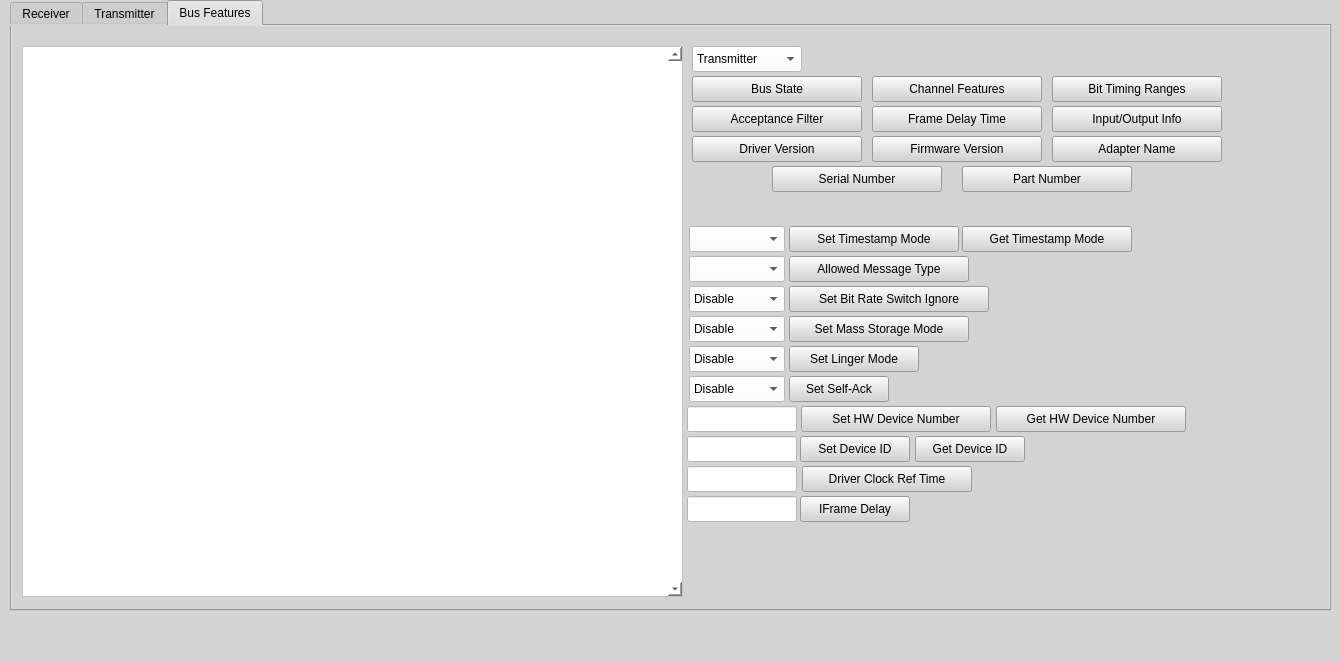
The window that CANGuiApp/mainwindow.ui (Kemalusanmaz/PCANFD-CAN-BUS-Transceiver) describes before a commit, drawn with Qt 5.
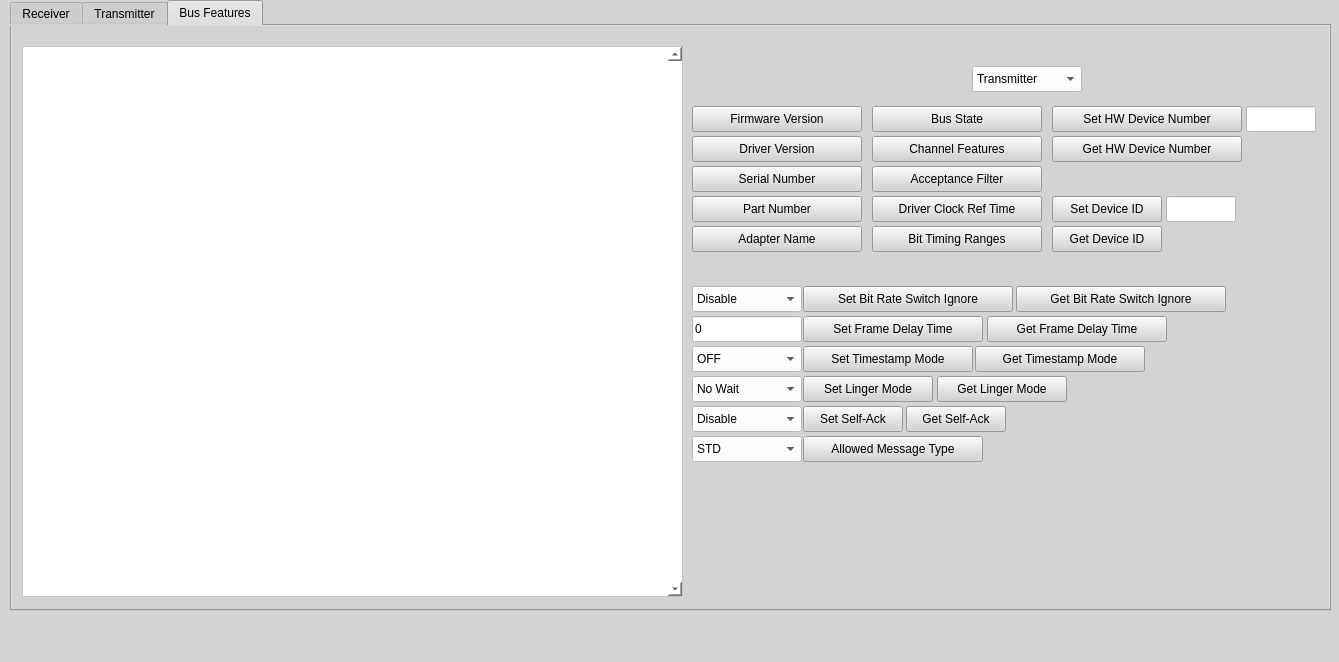
The same window after the commit. The open tabs and pages were chosen to show the change.

Commit message: can features ui field is fix

The edit to the form file:
```diff
--- a/CANGuiApp/mainwindow.ui
+++ b/CANGuiApp/mainwindow.ui
@@ -1499,8 +1499,8 @@
      <widget class="QPushButton" name="busFeatures_busState">
       <property name="geometry">
        <rect>
-        <x>680</x>
-        <y>50</y>
+        <x>860</x>
+        <y>80</y>
         <width>170</width>
         <height>26</height>
        </rect>
@@ -1512,8 +1512,8 @@
      <widget class="QPushButton" name="busFeatures_getDeviceId">
       <property name="geometry">
        <rect>
-        <x>903</x>
-        <y>410</y>
+        <x>1040</x>
+        <y>200</y>
         <width>110</width>
         <height>26</height>
        </rect>
@@ -1525,8 +1525,8 @@
      <widget class="QPushButton" name="busFeatures_setDeviceId">
       <property name="geometry">
        <rect>
-        <x>788</x>
-        <y>410</y>
+        <x>1040</x>
+        <y>170</y>
         <width>110</width>
         <height>26</height>
        </rect>
@@ -1538,8 +1538,8 @@
      <widget class="QPushButton" name="busFeatures_getBitTimingRanges">
       <property name="geometry">
        <rect>
-        <x>1040</x>
-        <y>50</y>
+        <x>860</x>
+        <y>200</y>
         <width>170</width>
         <height>26</height>
        </rect>
@@ -1551,8 +1551,8 @@
      <widget class="QPushButton" name="busFeatures_getAcceptanceFilter">
       <property name="geometry">
        <rect>
-        <x>680</x>
-        <y>80</y>
+        <x>860</x>
+        <y>140</y>
         <width>170</width>
         <height>26</height>
        </rect>
@@ -1564,9 +1564,9 @@
      <widget class="QLineEdit" name="busFeatures_deviceId">
       <property name="geometry">
        <rect>
-        <x>675</x>
-        <y>410</y>
-        <width>110</width>
+        <x>1154</x>
+        <y>170</y>
+        <width>70</width>
         <height>26</height>
        </rect>
       </property>
@@ -1586,8 +1586,8 @@
      <widget class="QComboBox" name="busFeatures_transmission">
       <property name="geometry">
        <rect>
-        <x>680</x>
-        <y>20</y>
+        <x>960</x>
+        <y>40</y>
         <width>110</width>
         <height>26</height>
        </rect>
@@ -1610,7 +1610,7 @@
       <property name="geometry">
        <rect>
         <x>860</x>
-        <y>50</y>
+        <y>110</y>
         <width>170</width>
         <height>26</height>
        </rect>
@@ -1622,21 +1622,21 @@
      <widget class="QPushButton" name="busFeatures_getAcceptanceFilter_">
       <property name="geometry">
        <rect>
-        <x>860</x>
-        <y>80</y>
-        <width>170</width>
+        <x>975</x>
+        <y>290</y>
+        <width>180</width>
         <height>26</height>
        </rect>
       </property>
       <property name="text">
-       <string>Frame Delay Time</string>
+       <string>Get Frame Delay Time</string>
       </property>
      </widget>
      <widget class="QPushButton" name="busFeatures_getTimestampMode">
       <property name="geometry">
        <rect>
-        <x>950</x>
-        <y>200</y>
+        <x>963</x>
+        <y>320</y>
         <width>170</width>
         <height>26</height>
        </rect>
@@ -1661,8 +1661,8 @@
      <widget class="QPushButton" name="busFeatures_getFirmwareVersion">
       <property name="geometry">
        <rect>
-        <x>860</x>
-        <y>110</y>
+        <x>680</x>
+        <y>80</y>
         <width>170</width>
         <height>26</height>
        </rect>
@@ -1671,24 +1671,11 @@
        <string>Firmware Version</string>
       </property>
      </widget>
-     <widget class="QPushButton" name="busFeatures_getInputOutputInfo">
-      <property name="geometry">
-       <rect>
-        <x>1040</x>
-        <y>80</y>
-        <width>170</width>
-        <height>26</height>
-       </rect>
-      </property>
-      <property name="text">
-       <string>Input/Output Info</string>
-      </property>
-     </widget>
      <widget class="QPushButton" name="busFeatures_setAllowedMessageType">
       <property name="geometry">
        <rect>
-        <x>777</x>
-        <y>230</y>
+        <x>791</x>
+        <y>410</y>
         <width>180</width>
         <height>26</height>
        </rect>
@@ -1700,8 +1687,8 @@
      <widget class="QLineEdit" name="busFeatures_iFrameDelay">
       <property name="geometry">
        <rect>
-        <x>675</x>
-        <y>470</y>
+        <x>680</x>
+        <y>290</y>
         <width>110</width>
         <height>26</height>
        </rect>
@@ -1713,42 +1700,37 @@
        <string/>
       </property>
       <property name="text">
-       <string/>
+       <string>0</string>
       </property>
       <property name="placeholderText">
-       <string/>
+       <string>0</string>
       </property>
      </widget>
      <widget class="QPushButton" name="busFeatures_setIFrameDelay">
       <property name="geometry">
        <rect>
-        <x>788</x>
-        <y>470</y>
-        <width>110</width>
+        <x>791</x>
+        <y>290</y>
+        <width>180</width>
         <height>26</height>
        </rect>
       </property>
       <property name="text">
-       <string>IFrame Delay</string>
+       <string>Set Frame Delay Time</string>
       </property>
      </widget>
      <widget class="QComboBox" name="busFeatures_allowedMessageType">
       <property name="geometry">
        <rect>
-        <x>677</x>
-        <y>230</y>
-        <width>96</width>
+        <x>680</x>
+        <y>410</y>
+        <width>110</width>
         <height>26</height>
        </rect>
       </property>
       <property name="styleSheet">
        <string notr="true">background-color: white;</string>
       </property>
-      <item>
-       <property name="text">
-        <string/>
-       </property>
-      </item>
       <item>
        <property name="text">
         <string>STD</string>
@@ -1783,8 +1765,8 @@
      <widget class="QPushButton" name="busFeatures_setTimestampMode">
       <property name="geometry">
        <rect>
-        <x>777</x>
-        <y>200</y>
+        <x>791</x>
+        <y>320</y>
         <width>170</width>
         <height>26</height>
        </rect>
@@ -1796,20 +1778,15 @@
      <widget class="QComboBox" name="busFeatures_timestampMode">
       <property name="geometry">
        <rect>
-        <x>677</x>
-        <y>200</y>
-        <width>96</width>
+        <x>680</x>
+        <y>320</y>
+        <width>110</width>
         <height>26</height>
        </rect>
       </property>
       <property name="styleSheet">
        <string notr="true">background-color: white;</string>
       </property>
-      <item>
-       <property name="text">
-        <string/>
-       </property>
-      </item>
       <item>
        <property name="text">
         <string>OFF</string>
@@ -1846,82 +1823,11 @@
        </property>
       </item>
      </widget>
-     <widget class="QPushButton" name="busFeatures_setMassStorageMode">
-      <property name="geometry">
-       <rect>
-        <x>777</x>
-        <y>290</y>
-        <width>180</width>
-        <height>26</height>
-       </rect>
-      </property>
-      <property name="text">
-       <string>Set Mass Storage Mode</string>
-      </property>
-     </widget>
-     <widget class="QComboBox" name="busFeatures_massStorageMode">
-      <property name="geometry">
-       <rect>
-        <x>677</x>
-        <y>290</y>
-        <width>96</width>
-        <height>26</height>
-       </rect>
-      </property>
-      <property name="styleSheet">
-       <string notr="true">background-color: white;</string>
-      </property>
-      <item>
-       <property name="text">
-        <string>Disable</string>
-       </property>
-      </item>
-      <item>
-       <property name="text">
-        <string>Enable</string>
-       </property>
-      </item>
-     </widget>
-     <widget class="QLineEdit" name="busFeatures_driverClockRefTime">
-      <property name="geometry">
-       <rect>
-        <x>675</x>
-        <y>440</y>
-        <width>110</width>
-        <height>26</height>
-       </rect>
-      </property>
-      <property name="styleSheet">
-       <string notr="true">background-color: white;</string>
-      </property>
-      <property name="inputMask">
-       <string/>
-      </property>
-      <property name="text">
-       <string/>
-      </property>
-      <property name="placeholderText">
-       <string/>
-      </property>
-     </widget>
-     <widget class="QPushButton" name="busFeatures_setDriverClockRefTime">
-      <property name="geometry">
-       <rect>
-        <x>790</x>
-        <y>440</y>
-        <width>170</width>
-        <height>26</height>
-       </rect>
-      </property>
-      <property name="text">
-       <string>Driver Clock Ref Time</string>
-      </property>
-     </widget>
      <widget class="QPushButton" name="busFeatures_setLingerMode">
       <property name="geometry">
        <rect>
-        <x>777</x>
-        <y>320</y>
+        <x>791</x>
+        <y>350</y>
         <width>130</width>
         <height>26</height>
        </rect>
@@ -1933,9 +1839,9 @@
      <widget class="QComboBox" name="busFeatures_lingerMode">
       <property name="geometry">
        <rect>
-        <x>677</x>
-        <y>320</y>
-        <width>96</width>
+        <x>680</x>
+        <y>350</y>
+        <width>110</width>
         <height>26</height>
        </rect>
       </property>
@@ -1944,7 +1850,7 @@
       </property>
       <item>
        <property name="text">
-        <string>Disable</string>
+        <string>No Wait</string>
        </property>
       </item>
       <item>
@@ -1956,9 +1862,9 @@
      <widget class="QComboBox" name="busFeatures_selfAck">
       <property name="geometry">
        <rect>
-        <x>677</x>
-        <y>350</y>
-        <width>96</width>
+        <x>680</x>
+        <y>380</y>
+        <width>110</width>
         <height>26</height>
        </rect>
       </property>
@@ -1979,8 +1885,8 @@
      <widget class="QPushButton" name="busFeatures_setSelfAck">
       <property name="geometry">
        <rect>
-        <x>777</x>
-        <y>350</y>
+        <x>791</x>
+        <y>380</y>
         <width>100</width>
         <height>26</height>
        </rect>
@@ -1992,9 +1898,9 @@
      <widget class="QComboBox" name="busFeatures_BRSIgnore">
       <property name="geometry">
        <rect>
-        <x>677</x>
+        <x>680</x>
         <y>260</y>
-        <width>96</width>
+        <width>110</width>
         <height>26</height>
        </rect>
       </property>
@@ -2015,9 +1921,9 @@
      <widget class="QPushButton" name="busFeatures_setBRSIgnore">
       <property name="geometry">
        <rect>
-        <x>777</x>
+        <x>791</x>
         <y>260</y>
-        <width>200</width>
+        <width>210</width>
         <height>26</height>
        </rect>
       </property>
@@ -2028,8 +1934,8 @@
      <widget class="QPushButton" name="busFeatures_getHWDeviceNumber">
       <property name="geometry">
        <rect>
-        <x>984</x>
-        <y>380</y>
+        <x>1040</x>
+        <y>110</y>
         <width>190</width>
         <height>26</height>
        </rect>
@@ -2041,7 +1947,7 @@
      <widget class="QPushButton" name="busFeatures_getSerialNumber">
       <property name="geometry">
        <rect>
-        <x>760</x>
+        <x>680</x>
         <y>140</y>
         <width>170</width>
         <height>26</height>
@@ -2054,8 +1960,8 @@
      <widget class="QPushButton" name="busFeatures_setHWDeviceNumber">
       <property name="geometry">
        <rect>
-        <x>789</x>
-        <y>380</y>
+        <x>1040</x>
+        <y>80</y>
         <width>190</width>
         <height>26</height>
        </rect>
@@ -2067,9 +1973,9 @@
      <widget class="QLineEdit" name="busFeatures_hwDeviceNumber">
       <property name="geometry">
        <rect>
-        <x>675</x>
-        <y>380</y>
-        <width>110</width>
+        <x>1234</x>
+        <y>80</y>
+        <width>70</width>
         <height>26</height>
        </rect>
       </property>
@@ -2089,8 +1995,8 @@
      <widget class="QPushButton" name="busFeatures_getAdapterName">
       <property name="geometry">
        <rect>
-        <x>1040</x>
-        <y>110</y>
+        <x>680</x>
+        <y>200</y>
         <width>170</width>
         <height>26</height>
        </rect>
@@ -2102,8 +2008,8 @@
      <widget class="QPushButton" name="busFeatures_getPartNumber">
       <property name="geometry">
        <rect>
-        <x>950</x>
-        <y>140</y>
+        <x>680</x>
+        <y>170</y>
         <width>170</width>
         <height>26</height>
        </rect>
@@ -2112,6 +2018,58 @@
        <string>Part Number</string>
       </property>
      </widget>
+     <widget class="QPushButton" name="busFeatures_getSelfAck">
+      <property name="geometry">
+       <rect>
+        <x>894</x>
+        <y>380</y>
+        <width>100</width>
+        <height>26</height>
+       </rect>
+      </property>
+      <property name="text">
+       <string>Get Self-Ack</string>
+      </property>
+     </widget>
+     <widget class="QPushButton" name="busFeatures_getLingerMode">
+      <property name="geometry">
+       <rect>
+        <x>925</x>
+        <y>350</y>
+        <width>130</width>
+        <height>26</height>
+       </rect>
+      </property>
+      <property name="text">
+       <string>Get Linger Mode</string>
+      </property>
+     </widget>
+     <widget class="QPushButton" name="busFeatures_getBRSIgnore">
+      <property name="geometry">
+       <rect>
+        <x>1004</x>
+        <y>260</y>
+        <width>210</width>
+        <height>26</height>
+       </rect>
+      </property>
+      <property name="text">
+       <string>Get Bit Rate Switch Ignore</string>
+      </property>
+     </widget>
+     <widget class="QPushButton" name="busFeatures_getDriverClockReference">
+      <property name="geometry">
+       <rect>
+        <x>860</x>
+        <y>170</y>
+        <width>170</width>
+        <height>26</height>
+       </rect>
+      </property>
+      <property name="text">
+       <string>Driver Clock Ref Time</string>
+      </property>
+     </widget>
     </widget>
    </widget>
   </widget>
```
Left out of the diff: 20 changed lines with no effect on the pictures. The commit also changes 3 other files.
